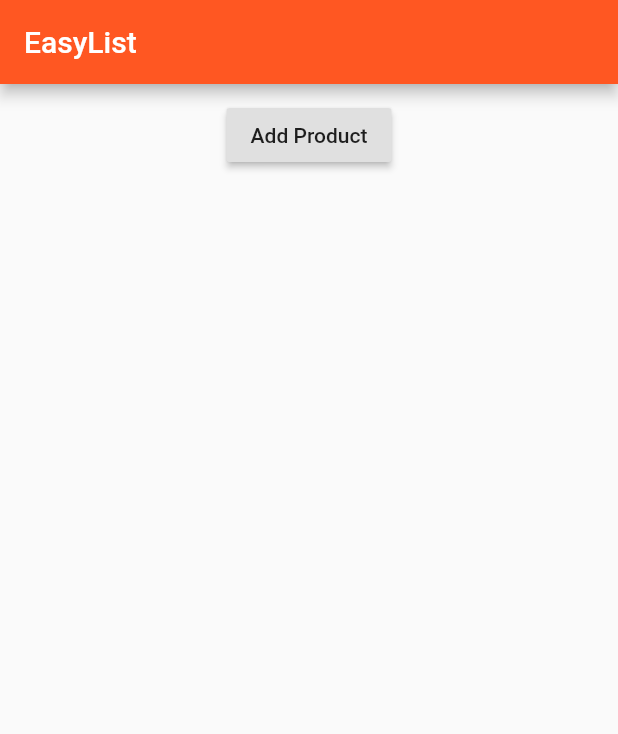
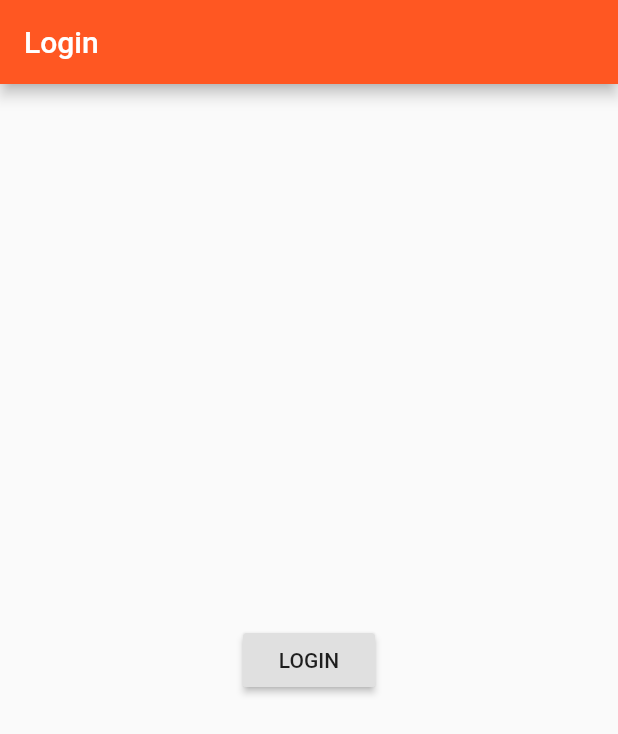
Before and after one commit to yidinghe/flutter_course, a Flutter app: the screen it shows after launch, on a phone screen of 412 x 824 dp. Shown: the top 734 px of the screen. Run offline on Flutter 3.47's test engine with Material 2 defaults, Android fonts, the phone set to English and light mode, and no system bars.

```diff
--- a/lib/main.dart
+++ b/lib/main.dart
@@ -1,7 +1,7 @@
 import 'package:flutter/material.dart';
 import 'package:flutter/rendering.dart';
 
-import 'pages/home.dart';
+import 'pages/auth.dart';
 
 void main() {
   debugPaintSizeEnabled = true;
@@ -16,7 +16,7 @@ class MyApp extends StatelessWidget {
           primarySwatch: Colors.deepOrange,
           brightness: Brightness.light,
           accentColor: Colors.deepPurple),
-      home: HomePage(),
+      home: AuthPage(),
     );
   }
 }
--- /dev/null
+++ b/lib/pages/auth.dart
@@ -0,0 +1,26 @@
+import 'package:flutter/material.dart';
+
+import './products.dart';
+
+class AuthPage extends StatelessWidget {
+  @override
+  Widget build(BuildContext context) {
+    return Scaffold(
+      appBar: AppBar(
+        title: Text('Login'),
+      ),
+      body: Center(
+        child: RaisedButton(
+          child: Text('LOGIN'),
+          onPressed: () {
+            Navigator.pushReplacement(
+                context,
+                MaterialPageRoute(
+                  builder: (context) => ProductsPage(),
+                ));
+          },
+        ),
+      ),
+    );
+  }
+}
--- a/lib/pages/home.dart
+++ /dev/null
@@ -1,15 +0,0 @@
-import 'package:flutter/material.dart';
-
-import '../product_manager.dart';
-
-class HomePage extends StatelessWidget {
-  @override
-  Widget build(BuildContext context) {
-    return Scaffold(
-      appBar: AppBar(
-        title: Text('EasyList'),
-      ),
-      body: ProductManager(),
-    );
-  }
-}
```
Also changed, not shown: lib/pages/products.dart (added, +35 -0 lines), lib/pages/products_admin.dart (added, +35 -0 lines).
